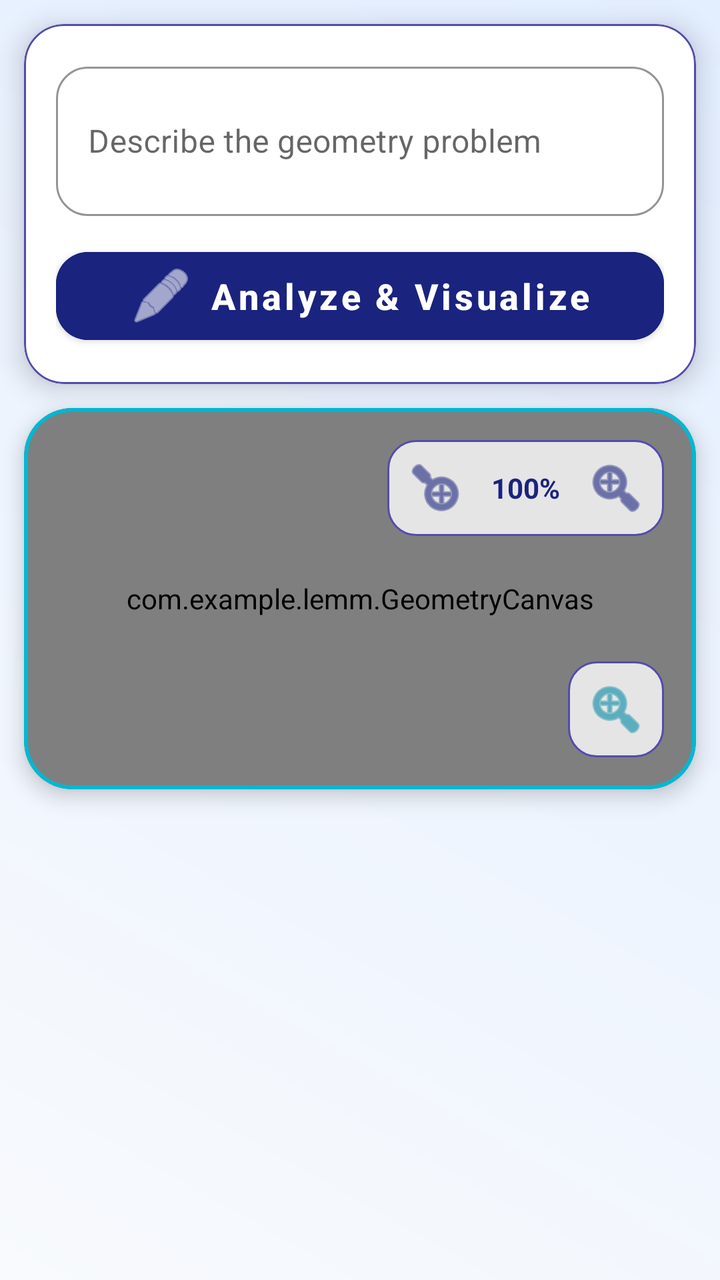
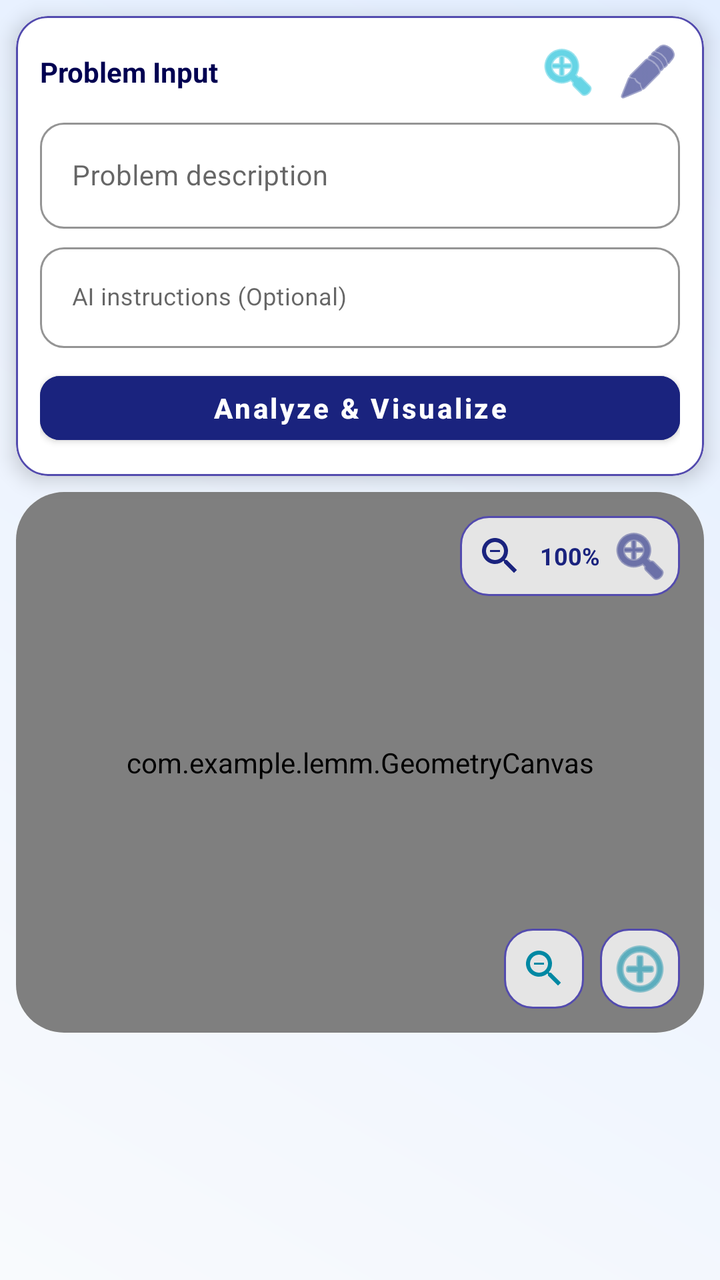

Screens rendered from an Android XML layout before and after an edit, with the pre-edit source and the edit as a unified diff.
<!-- AndroidManifest.xml: application theme Theme.MaterialComponents.DayNight.NoActionBar -->
<!-- res/layout/activity_geometry_input.xml -->
<?xml version="1.0" encoding="utf-8"?>
<androidx.constraintlayout.widget.ConstraintLayout xmlns:android="http://schemas.android.com/apk/res/android"
    xmlns:app="http://schemas.android.com/apk/res-auto"
    xmlns:tools="http://schemas.android.com/tools"
    android:layout_width="match_parent"
    android:layout_height="match_parent"
    android:background="@drawable/gradient_bg">

    
    <com.google.android.material.card.MaterialCardView
        android:id="@+id/headerCard"
        android:layout_width="match_parent"
        android:layout_height="wrap_content"
        android:layout_margin="12dp"
        app:cardCornerRadius="20dp"
        app:cardElevation="8dp"
        app:strokeColor="@color/primary_light"
        app:strokeWidth="1dp"
        app:layout_constraintTop_toTopOf="parent">

        <LinearLayout
            android:layout_width="match_parent"
            android:layout_height="wrap_content"
            android:orientation="vertical"
            android:padding="16dp"
            android:background="@color/surface_white">

            <com.google.android.material.textfield.TextInputLayout
                android:id="@+id/tlDescription"
                style="@style/Widget.MaterialComponents.TextInputLayout.OutlinedBox"
                android:layout_width="match_parent"
                android:layout_height="wrap_content"
                android:hint="Describe the geometry problem"
                app:boxCornerRadiusBottomEnd="16dp"
                app:boxCornerRadiusBottomStart="16dp"
                app:boxCornerRadiusTopEnd="16dp"
                app:boxCornerRadiusTopStart="16dp"
                app:boxStrokeColor="@color/primary"
                app:hintTextColor="@color/primary">

                <com.google.android.material.textfield.TextInputEditText
                    android:id="@+id/etDescription"
                    android:layout_width="match_parent"
                    android:layout_height="wrap_content"
                    android:inputType="textMultiLine"
                    android:minLines="2"
                    android:textColor="@color/text_main"
                    android:textSize="16sp" />
            </com.google.android.material.textfield.TextInputLayout>

            <Button
                android:id="@+id/btnSolveProblem"
                android:layout_width="match_parent"
                android:layout_height="56dp"
                android:layout_marginTop="12dp"
                android:backgroundTint="@color/primary"
                android:text="Analyze &amp; Visualize"
                android:textAllCaps="false"
                android:textColor="@color/white"
                android:textSize="18sp"
                android:textStyle="bold"
                app:cornerRadius="16dp"
                app:icon="@android:drawable/ic_menu_edit"
                app:iconGravity="textStart" />

            <ProgressBar
                android:id="@+id/progressBar"
                style="?android:attr/progressBarStyleHorizontal"
                android:layout_width="match_parent"
                android:layout_height="wrap_content"
                android:layout_marginTop="8dp"
                android:indeterminate="true"
                android:visibility="gone" />
        </LinearLayout>
    </com.google.android.material.card.MaterialCardView>

    
    <com.google.android.material.card.MaterialCardView
        android:id="@+id/canvasCard"
        android:layout_width="0dp"
        android:layout_height="0dp"
        android:layout_margin="12dp"
        app:cardCornerRadius="24dp"
        app:cardElevation="6dp"
        app:strokeColor="@color/secondary"
        app:strokeWidth="2dp"
        app:layout_constraintBottom_toTopOf="@+id/resultScrollView"
        app:layout_constraintEnd_toEndOf="parent"
        app:layout_constraintStart_toStartOf="parent"
        app:layout_constraintTop_toBottomOf="@id/headerCard"
        app:layout_constraintVertical_weight="0.45">

        <FrameLayout
            android:id="@+id/canvasContainer"
            android:layout_width="match_parent"
            android:layout_height="match_parent"
            android:background="@color/card_bg_light">

            <com.example.lemm.GeometryCanvas
                android:id="@+id/geometryCanvas"
                android:layout_width="match_parent"
                android:layout_height="match_parent"
                android:visibility="visible" />

            <com.example.lemm.GeometryCanvas3D
                android:id="@+id/geometryCanvas3D"
                android:layout_width="match_parent"
                android:layout_height="match_parent"
                android:visibility="gone" />

            
            <LinearLayout
                android:layout_width="wrap_content"
                android:layout_height="wrap_content"
                android:layout_gravity="top|end"
                android:layout_margin="16dp"
                android:background="@drawable/floating_controls_bg"
                android:orientation="horizontal"
                android:padding="4dp">

                <ImageButton
                    android:id="@+id/btnZoomOut"
                    android:layout_width="40dp"
                    android:layout_height="40dp"
                    android:background="?attr/selectableItemBackgroundBorderless"
                    android:src="@android:drawable/ic_menu_zoom"
                    android:rotation="180"
                    app:tint="@color/primary" />

                <TextView
                    android:id="@+id/tvZoomPercent"
                    android:layout_width="wrap_content"
                    android:layout_height="wrap_content"
                    android:layout_gravity="center"
                    android:paddingHorizontal="8dp"
                    android:text="100%"
                    android:textColor="@color/primary"
                    android:textStyle="bold" />

                <ImageButton
                    android:id="@+id/btnZoomIn"
                    android:layout_width="40dp"
                    android:layout_height="40dp"
                    android:background="?attr/selectableItemBackgroundBorderless"
                    android:src="@android:drawable/ic_menu_zoom"
                    app:tint="@color/primary" />
            </LinearLayout>

            <ImageButton
                android:id="@+id/btnResizeCanvas"
                android:layout_width="48dp"
                android:layout_height="48dp"
                android:layout_gravity="bottom|end"
                android:layout_margin="16dp"
                android:background="@drawable/floating_controls_bg"
                android:src="@android:drawable/ic_menu_zoom"
                android:padding="12dp"
                app:tint="@color/secondary_dark" />

        </FrameLayout>
    </com.google.android.material.card.MaterialCardView>

    
    <ScrollView
        android:id="@+id/resultScrollView"
        android:layout_width="0dp"
        android:layout_height="0dp"
        app:layout_constraintBottom_toBottomOf="parent"
        app:layout_constraintEnd_toEndOf="parent"
        app:layout_constraintStart_toStartOf="parent"
        app:layout_constraintTop_toBottomOf="@id/canvasCard"
        app:layout_constraintVertical_weight="0.55">

        <LinearLayout
            android:id="@+id/stepsContainer"
            android:layout_width="match_parent"
            android:layout_height="wrap_content"
            android:orientation="vertical"
            android:padding="12dp"
            android:paddingBottom="40dp" />
    </ScrollView>

</androidx.constraintlayout.widget.ConstraintLayout>
<!-- resources referenced by this layout -->
<resources>
  <color name="card_bg_light">#FDFFFF</color>
  <color name="primary">#1A237E</color>
  <color name="primary_light">#534BAE</color>
  <color name="secondary">#00B8D4</color>
  <color name="secondary_dark">#0088A3</color>
  <color name="surface_white">#FFFFFF</color>
  <color name="text_main">#1C1C1E</color>
  <color name="white">#FFFFFF</color>
  <!-- drawable floating_controls_bg (drawable) -->
  <?xml version="1.0" encoding="utf-8"?>
  <shape xmlns:android="http://schemas.android.com/apk/res/android">
      <solid android:color="#CCFFFFFF" />
      <corners android:radius="14dp" />
      <stroke android:width="1dp" android:color="@color/primary_light" />
  </shape>
  <!-- drawable gradient_bg (drawable) -->
  <?xml version="1.0" encoding="utf-8"?>
  <shape xmlns:android="http://schemas.android.com/apk/res/android">
      <gradient
          android:angle="45"
          android:endColor="@color/bg_end"
          android:startColor="@color/bg_start"
          android:type="linear" />
  </shape>
  <color name="bg_end">#E3EEFF</color>
  <color name="bg_start">#F8FAFD</color>
</resources>

<!-- the commit's change to res/layout/activity_geometry_input.xml (unified diff, before → after) -->
@@ -11,9 +11,9 @@
         android:id="@+id/headerCard"
         android:layout_width="match_parent"
         android:layout_height="wrap_content"
-        android:layout_margin="12dp"
-        app:cardCornerRadius="20dp"
-        app:cardElevation="8dp"
+        android:layout_margin="8dp"
+        app:cardCornerRadius="16dp"
+        app:cardElevation="6dp"
         app:strokeColor="@color/primary_light"
         app:strokeWidth="1dp"
         app:layout_constraintTop_toTopOf="parent">
@@ -22,55 +22,163 @@
             android:layout_width="match_parent"
             android:layout_height="wrap_content"
             android:orientation="vertical"
-            android:padding="16dp"
+            android:padding="12dp"
             android:background="@color/surface_white">
 
-            <com.google.android.material.textfield.TextInputLayout
-                android:id="@+id/tlDescription"
-                style="@style/Widget.MaterialComponents.TextInputLayout.OutlinedBox"
-                android:layout_width="match_parent"
-                android:layout_height="wrap_content"
-                android:hint="Describe the geometry problem"
-                app:boxCornerRadiusBottomEnd="16dp"
-                app:boxCornerRadiusBottomStart="16dp"
-                app:boxCornerRadiusTopEnd="16dp"
-                app:boxCornerRadiusTopStart="16dp"
-                app:boxStrokeColor="@color/primary"
-                app:hintTextColor="@color/primary">
-
-                <com.google.android.material.textfield.TextInputEditText
-                    android:id="@+id/etDescription"
+            <LinearLayout
+                android:layout_width="match_parent"
+                android:layout_height="wrap_content"
+                android:orientation="horizontal"
+                android:gravity="center_vertical">
+
+                <TextView
+                    android:layout_width="0dp"
+                    android:layout_height="wrap_content"
+                    android:layout_weight="1"
+                    android:text="Problem Input"
+                    android:textStyle="bold"
+                    android:textColor="@color/primary_dark" />
+
+                <ImageButton
+                    android:id="@+id/btnStopAI"
+                    android:layout_width="32dp"
+                    android:layout_height="32dp"
+                    android:layout_marginEnd="8dp"
+                    android:background="?attr/selectableItemBackgroundBorderless"
+                    android:src="@android:drawable/ic_delete"
+                    android:visibility="gone"
+                    app:tint="@color/error_red" />
+
+                <ImageButton
+                    android:id="@+id/btnResizeText"
+                    android:layout_width="32dp"
+                    android:layout_height="32dp"
+                    android:layout_marginEnd="8dp"
+                    android:background="?attr/selectableItemBackgroundBorderless"
+                    android:src="@android:drawable/ic_menu_zoom"
+                    app:tint="@color/secondary" />
+
+                <ImageButton
+                    android:id="@+id/btnToggleInput"
+                    android:layout_width="32dp"
+                    android:layout_height="32dp"
+                    android:background="?attr/selectableItemBackgroundBorderless"
+                    android:src="@android:drawable/ic_menu_edit"
+                    app:tint="@color/primary" />
+            </LinearLayout>
+
+            <LinearLayout
+                android:id="@+id/inputExpandableArea"
+                android:layout_width="match_parent"
+                android:layout_height="wrap_content"
+                android:orientation="vertical"
+                android:visibility="visible">
+
+                <com.google.android.material.textfield.TextInputLayout
+                    android:id="@+id/tlDescription"
+                    style="@style/Widget.MaterialComponents.TextInputLayout.OutlinedBox"
                     android:layout_width="match_parent"
                     android:layout_height="wrap_content"
-                    android:inputType="textMultiLine"
-                    android:minLines="2"
-                    android:textColor="@color/text_main"
-                    android:textSize="16sp" />
-            </com.google.android.material.textfield.TextInputLayout>
-
-            <Button
-                android:id="@+id/btnSolveProblem"
-                android:layout_width="match_parent"
-                android:layout_height="56dp"
-                android:layout_marginTop="12dp"
-                android:backgroundTint="@color/primary"
-                android:text="Analyze &amp; Visualize"
-                android:textAllCaps="false"
-                android:textColor="@color/white"
-                android:textSize="18sp"
-                android:textStyle="bold"
-                app:cornerRadius="16dp"
-                app:icon="@android:drawable/ic_menu_edit"
-                app:iconGravity="textStart" />
+                    android:layout_marginTop="4dp"
+                    android:hint="Problem description"
+                    app:boxCornerRadiusBottomEnd="12dp"
+                    app:boxCornerRadiusBottomStart="12dp"
+                    app:boxCornerRadiusTopEnd="12dp"
+                    app:boxCornerRadiusTopStart="12dp"
+                    app:boxStrokeColor="@color/primary">
+
+                    <com.google.android.material.textfield.TextInputEditText
+                        android:id="@+id/etDescription"
+                        android:layout_width="match_parent"
+                        android:layout_height="wrap_content"
+                        android:inputType="textMultiLine"
+                        android:minLines="1"
+                        android:maxLines="2"
+                        android:textColor="@color/text_main"
+                        android:textSize="14sp" />
+                </com.google.android.material.textfield.TextInputLayout>
+
+                <com.google.android.material.textfield.TextInputLayout
+                    android:id="@+id/tlExtraCommands"
+                    style="@style/Widget.MaterialComponents.TextInputLayout.OutlinedBox"
+                    android:layout_width="match_parent"
+                    android:layout_height="wrap_content"
+                    android:layout_marginTop="4dp"
+                    android:hint="AI instructions (Optional)"
+                    app:boxCornerRadiusBottomEnd="12dp"
+                    app:boxCornerRadiusBottomStart="12dp"
+                    app:boxCornerRadiusTopEnd="12dp"
+                    app:boxCornerRadiusTopStart="12dp"
+                    app:boxStrokeColor="@color/secondary">
+
+                    <com.google.android.material.textfield.TextInputEditText
+                        android:id="@+id/etExtraCommands"
+                        android:layout_width="match_parent"
+                        android:layout_height="wrap_content"
+                        android:inputType="textMultiLine"
+                        android:minLines="1"
+                        android:maxLines="1"
+                        android:textColor="@color/text_main"
+                        android:textSize="12sp" />
+                </com.google.android.material.textfield.TextInputLayout>
+
+                <Button
+                    android:id="@+id/btnSolveProblem"
+                    android:layout_width="match_parent"
+                    android:layout_height="44dp"
+                    android:layout_marginTop="8dp"
+                    android:backgroundTint="@color/primary"
+                    android:text="Analyze &amp; Visualize"
+                    android:textAllCaps="false"
+                    android:textColor="@color/white"
+                    android:textSize="14sp"
+                    android:textStyle="bold"
+                    app:cornerRadius="10dp" />
+            </LinearLayout>
 
             <ProgressBar
                 android:id="@+id/progressBar"
                 style="?android:attr/progressBarStyleHorizontal"
                 android:layout_width="match_parent"
                 android:layout_height="wrap_content"
-                android:layout_marginTop="8dp"
+                android:layout_marginTop="4dp"
                 android:indeterminate="true"
                 android:visibility="gone" />
+        </LinearLayout>
+    </com.google.android.material.card.MaterialCardView>
+
+    
+    <com.google.android.material.card.MaterialCardView
+        android:id="@+id/visionBar"
+        android:layout_width="match_parent"
+        android:layout_height="wrap_content"
+        android:layout_margin="8dp"
+        android:visibility="gone"
+        app:cardCornerRadius="16dp"
+        app:cardElevation="4dp"
+        app:layout_constraintTop_toTopOf="parent">
+        <LinearLayout
+            android:layout_width="match_parent"
+            android:layout_height="wrap_content"
+            android:orientation="horizontal"
+            android:padding="8dp"
+            android:gravity="center_vertical">
+            <TextView
+                android:id="@+id/tvVisionTitle"
+                android:layout_width="0dp"
+                android:layout_height="wrap_content"
+                android:layout_weight="1"
+                android:layout_marginStart="12dp"
+                android:text="Saved Solution"
+                android:textColor="@color/primary_dark"
+                android:textStyle="bold"/>
+            <Button
+                android:id="@+id/btnEnterEditMode"
+                style="@style/Widget.MaterialComponents.Button.TextButton"
+                android:layout_width="wrap_content"
+                android:layout_height="wrap_content"
+                android:text="Edit"
+                app:icon="@android:drawable/ic_menu_edit"/>
         </LinearLayout>
     </com.google.android.material.card.MaterialCardView>
 
@@ -79,22 +187,21 @@
         android:id="@+id/canvasCard"
         android:layout_width="0dp"
         android:layout_height="0dp"
-        android:layout_margin="12dp"
+        android:layout_margin="8dp"
         app:cardCornerRadius="24dp"
-        app:cardElevation="6dp"
-        app:strokeColor="@color/secondary"
-        app:strokeWidth="2dp"
-        app:layout_constraintBottom_toTopOf="@+id/resultScrollView"
+        app:cardElevation="0dp"
+        app:strokeWidth="0dp"
+        app:layout_constraintBottom_toTopOf="@+id/resultSection"
         app:layout_constraintEnd_toEndOf="parent"
         app:layout_constraintStart_toStartOf="parent"
         app:layout_constraintTop_toBottomOf="@id/headerCard"
-        app:layout_constraintVertical_weight="0.45">
+        app:layout_constraintVertical_weight="0.7">
 
         <FrameLayout
             android:id="@+id/canvasContainer"
             android:layout_width="match_parent"
             android:layout_height="match_parent"
-            android:background="@color/card_bg_light">
+            android:background="#FFFFFF">
 
             <com.example.lemm.GeometryCanvas
                 android:id="@+id/geometryCanvas"
@@ -113,18 +220,17 @@
                 android:layout_width="wrap_content"
                 android:layout_height="wrap_content"
                 android:layout_gravity="top|end"
-                android:layout_margin="16dp"
+                android:layout_margin="12dp"
                 android:background="@drawable/floating_controls_bg"
                 android:orientation="horizontal"
                 android:padding="4dp">
 
                 <ImageButton
                     android:id="@+id/btnZoomOut"
-                    android:layout_width="40dp"
-                    android:layout_height="40dp"
+                    android:layout_width="32dp"
+                    android:layout_height="32dp"
                     android:background="?attr/selectableItemBackgroundBorderless"
-                    android:src="@android:drawable/ic_menu_zoom"
-                    android:rotation="180"
+                    android:src="@drawable/ic_zoom_out_custom"
                     app:tint="@color/primary" />
 
                 <TextView
@@ -132,52 +238,180 @@
                     android:layout_width="wrap_content"
                     android:layout_height="wrap_content"
                     android:layout_gravity="center"
-                    android:paddingHorizontal="8dp"
+                    android:paddingHorizontal="4dp"
                     android:text="100%"
+                    android:textSize="12sp"
                     android:textColor="@color/primary"
                     android:textStyle="bold" />
 
                 <ImageButton
                     android:id="@+id/btnZoomIn"
-                    android:layout_width="40dp"
-                    android:layout_height="40dp"
+                    android:layout_width="32dp"
+                    android:layout_height="32dp"
                     android:background="?attr/selectableItemBackgroundBorderless"
                     android:src="@android:drawable/ic_menu_zoom"
                     app:tint="@color/primary" />
             </LinearLayout>
 
-            <ImageButton
-                android:id="@+id/btnResizeCanvas"
-                android:layout_width="48dp"
-                android:layout_height="48dp"
+            
+            <LinearLayout
+                android:id="@+id/rotationControls"
+                android:layout_width="wrap_content"
+                android:layout_height="wrap_content"
+                android:layout_gravity="bottom|start"
+                android:layout_margin="10dp"
+                android:background="@drawable/floating_controls_bg"
+                android:orientation="vertical"
+                android:padding="2dp"
+                android:visibility="gone">
+
+                <LinearLayout android:layout_width="wrap_content" android:layout_height="wrap_content" android:orientation="horizontal">
+                    <Button android:id="@+id/btnRotXMinus" android:layout_width="36dp" android:layout_height="36dp" android:text="-X" android:padding="0dp" android:textSize="10sp" style="@style/Widget.MaterialComponents.Button.TextButton"/>
+                    <Button android:id="@+id/btnRotXPlus" android:layout_width="36dp" android:layout_height="36dp" android:text="+X" android:padding="0dp" android:textSize="10sp" style="@style/Widget.MaterialComponents.Button.TextButton"/>
+                </LinearLayout>
+                <LinearLayout android:layout_width="wrap_content" android:layout_height="wrap_content" android:orientation="horizontal">
+                    <Button android:id="@+id/btnRotYMinus" android:layout_width="36dp" android:layout_height="36dp" android:text="-Y" android:padding="0dp" android:textSize="10sp" style="@style/Widget.MaterialComponents.Button.TextButton"/>
+                    <Button android:id="@+id/btnRotYPlus" android:layout_width="36dp" android:layout_height="36dp" android:text="+Y" android:padding="0dp" android:textSize="10sp" style="@style/Widget.MaterialComponents.Button.TextButton"/>
+                </LinearLayout>
+                <LinearLayout android:layout_width="wrap_content" android:layout_height="wrap_content" android:orientation="horizontal">
+                    <Button android:id="@+id/btnRotZMinus" android:layout_width="36dp" android:layout_height="36dp" android:text="-Z" android:padding="0dp" android:textSize="10sp" style="@style/Widget.MaterialComponents.Button.TextButton"/>
+                    <Button android:id="@+id/btnRotZPlus" android:layout_width="36dp" android:layout_height="36dp" android:text="+Z" android:padding="0dp" android:textSize="10sp" style="@style/Widget.MaterialComponents.Button.TextButton"/>
+                </LinearLayout>
+
+            </LinearLayout>
+
+            
+            <LinearLayout
+                android:id="@+id/rotationControls2D"
+                android:layout_width="wrap_content"
+                android:layout_height="wrap_content"
+                android:layout_gravity="bottom|start"
+                android:layout_margin="10dp"
+                android:background="@drawable/floating_controls_bg"
+                android:orientation="horizontal"
+                android:padding="2dp"
+                android:visibility="gone">
+
+                <Button
+                    android:id="@+id/btnRotLeft2D"
+                    android:layout_width="wrap_content"
+                    android:layout_height="40dp"
+                    android:text="↺"
+                    android:textSize="18sp"
+                    style="@style/Widget.MaterialComponents.Button.TextButton" />
+
+                <Button
+                    android:id="@+id/btnRotRight2D"
+                    android:layout_width="wrap_content"
+                    android:layout_height="40dp"
+                    android:text="↻"
+                    android:textSize="18sp"
+                    style="@style/Widget.MaterialComponents.Button.TextButton" />
+
+            </LinearLayout>
+
+            
+            <LinearLayout
+                android:layout_width="wrap_content"
+                android:layout_height="wrap_content"
                 android:layout_gravity="bottom|end"
-                android:layout_margin="16dp"
-                android:background="@drawable/floating_controls_bg"
-                android:src="@android:drawable/ic_menu_zoom"
-                android:padding="12dp"
-                app:tint="@color/secondary_dark" />
+                android:layout_margin="12dp"
+                android:orientation="horizontal">
+                
+                <ImageButton
+                    android:id="@+id/btnMinimizeCanvas"
+                    android:layout_width="40dp"
+                    android:layout_height="40dp"
+                    android:layout_marginEnd="8dp"
+                    android:background="@drawable/floating_controls_bg"
+                    android:padding="8dp"
+                    android:src="@drawable/ic_zoom_out_custom"
+                    app:tint="@color/secondary_dark" />
+
+                <ImageButton
+                    android:id="@+id/btnMaximizeCanvas"
+                    android:layout_width="40dp"
+                    android:layout_height="40dp"
+                    android:background="@drawable/floating_controls_bg"
+                    android:padding="8dp"
+                    android:src="@android:drawable/ic_menu_add"
+                    app:tint="@color/secondary_dark" />
+
+            </LinearLayout>
 
         </FrameLayout>
     </com.google.android.material.card.MaterialCardView>
 
     
-    <ScrollView
-        android:id="@+id/resultScrollView"
+    <LinearLayout
+        android:id="@+id/resultSection"
         android:layout_width="0dp"
         android:layout_height="0dp"
+        android:orientation="vertical"
         app:layout_constraintBottom_toBottomOf="parent"
         app:layout_constraintEnd_toEndOf="parent"
         app:layout_constraintStart_toStartOf="parent"
         app:layout_constraintTop_toBottomOf="@id/canvasCard"
-        app:layout_constraintVertical_weight="0.55">
+        app:layout_constraintVertical_weight="0.3">
 
         <LinearLayout
-            android:id="@+id/stepsContainer"
+            android:id="@+id/solutionControls"
             android:layout_width="match_parent"
             android:layout_height="wrap_content"
-            android:orientation="vertical"
-            android:padding="12dp"
-            android:paddingBottom="40dp" />
-    </ScrollView>
+            android:layout_marginHorizontal="12dp"
+            android:layout_marginTop="4dp"
+            android:gravity="end"
+            android:orientation="horizontal"
+            android:visibility="gone"
+            tools:visibility="visible">
+
+            <ImageButton
+                android:id="@+id/btnCopySolution"
+                android:layout_width="36dp"
+                android:layout_height="36dp"
+                android:layout_marginEnd="8dp"
+                android:background="?attr/selectableItemBackgroundBorderless"
+                android:padding="8dp"
+                android:scaleType="centerInside"
+                android:src="@android:drawable/ic_menu_edit"
+                app:tint="@color/primary" />
+
+            <ImageButton
+                android:id="@+id/btnDownloadImage"
+                android:layout_width="36dp"
+                android:layout_height="36dp"
+                android:layout_marginEnd="8dp"
+                android:background="?attr/selectableItemBackgroundBorderless"
+                android:padding="8dp"
+                android:scaleType="centerInside"
+                android:src="@android:drawable/ic_menu_gallery"
+                app:tint="@color/secondary" />
+
+            <ImageButton
+                android:id="@+id/btnDownloadPdf"
+                android:layout_width="36dp"
+                android:layout_height="36dp"
+                android:background="?attr/selectableItemBackgroundBorderless"
+                android:padding="8dp"
+                android:scaleType="centerInside"
+                android:src="@android:drawable/ic_menu_save"
+                app:tint="@color/primary_dark" />
+
+        </LinearLayout>
+
+        <ScrollView
+            android:id="@+id/resultScrollView"
+            android:layout_width="match_parent"
+            android:layout_height="match_parent">
+
+            <LinearLayout
+                android:id="@+id/stepsContainer"
+                android:layout_width="match_parent"
+                android:layout_height="wrap_content"
+                android:orientation="vertical"
+                android:padding="8dp"
+                android:paddingBottom="30dp" />
+        </ScrollView>
+    </LinearLayout>
 
 </androidx.constraintlayout.widget.ConstraintLayout>
<!-- resource entries referenced after the edit -->
@@ -1,7 +1,8 @@
 <!-- resources referenced by this layout -->
 <resources>
-  <color name="card_bg_light">#FDFFFF</color>
+  <color name="error_red">#D32F2F</color>
   <color name="primary">#1A237E</color>
+  <color name="primary_dark">#000051</color>
   <color name="primary_light">#534BAE</color>
   <color name="secondary">#00B8D4</color>
   <color name="secondary_dark">#0088A3</color>
@@ -24,6 +25,21 @@
           android:startColor="@color/bg_start"
           android:type="linear" />
   </shape>
+  <!-- drawable ic_zoom_out_custom (drawable) -->
+  <vector xmlns:android="http://schemas.android.com/apk/res/android"
+      android:width="24dp"
+      android:height="24dp"
+      android:viewportWidth="24"
+      android:viewportHeight="24">
+      
+      <path
+          android:fillColor="#000000"
+          android:pathData="M15.5,14h-0.79l-0.28,-0.27C15.41,12.59 16,11.11 16,9.5 16,5.91 13.09,3 9.5,3S3,5.91 3,9.5 5.91,16 9.5,16c1.61,0 3.09,-0.59 4.23,-1.57l0.27,0.28v0.79l5,4.99L20.49,19l-4.99,-5zM9.5,14C7.01,14 5,11.99 5,9.5S7.01,5 9.5,5 14,7.01 14,9.5 11.99,14 9.5,14z"/>
+      
+      <path
+          android:fillColor="#000000"
+          android:pathData="M7,9h5v1h-5z"/>
+  </vector>
   <color name="bg_end">#E3EEFF</color>
   <color name="bg_start">#F8FAFD</color>
 </resources>
